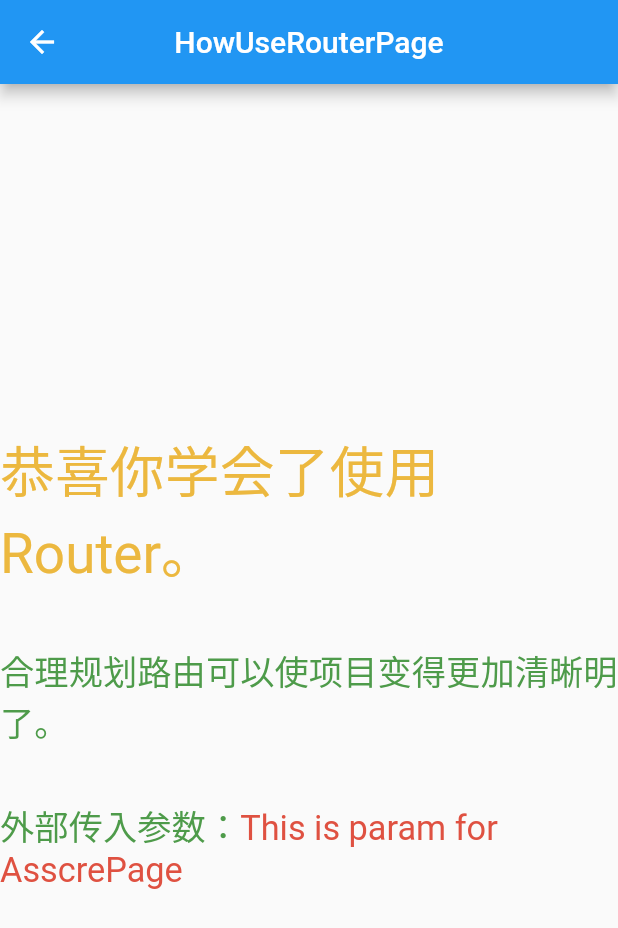
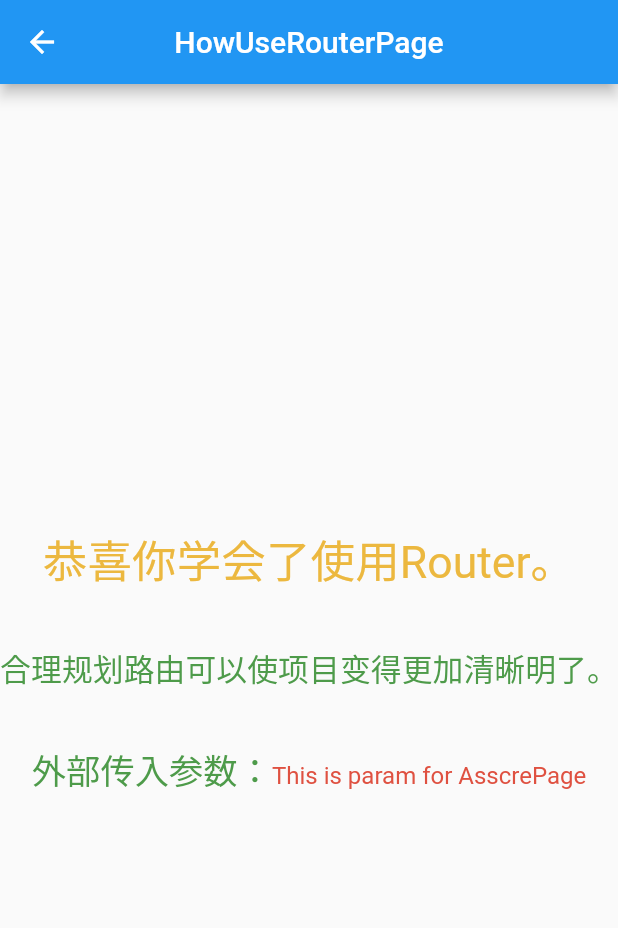
Before and after one commit to Asscre/flutter_ssf, a Flutter app: the screen it shows after launch, after a tap on "Click this to HowUseRouterPage", on a phone screen of 412 x 824 dp. Shown: the top 928 px of the screen. Run offline on Flutter 3.47's test engine with Material 2 defaults, Android fonts, the phone set to English and light mode, and no system bars; our stand-ins replace dio, flutter_screenutil, go_router.

Commit message:
U 更新 由自定义路由切换为go_router,思路类似，但是团队维护插件，成熟 U 更新 flutter版本支持提升到3.3.7

```diff
--- a/lib/main.dart
+++ b/lib/main.dart
@@ -2,19 +2,15 @@
 
 import 'package:flutter/material.dart';
 import 'package:flutter/services.dart';
-import 'package:ssf/pages/index_page.dart';
-import 'package:ssf/routes/custom_router.dart';
+import 'package:ssf/routes/index_router.dart';
 
 /// Author: Asscre
 /// Editing time: 2020/11/12
 void main() {
-  CustomRouter router = CustomRouter();
-  router.initRouters();
-
   if (Platform.isAndroid) {
     //设置Android头部的导航栏透明
     SystemUiOverlayStyle systemUiOverlayStyle =
-    const SystemUiOverlayStyle(statusBarColor: Colors.transparent);
+        const SystemUiOverlayStyle(statusBarColor: Colors.transparent);
     SystemChrome.setSystemUIOverlayStyle(systemUiOverlayStyle);
   }
 
@@ -28,14 +24,14 @@
 
   @override
   Widget build(BuildContext context) {
-    return MaterialApp(
+    return MaterialApp.router(
       title: 'SSF',
       debugShowCheckedModeBanner: false,
+      routerConfig: IndexRouter.router,
       theme: ThemeData(
         primarySwatch: Colors.blue,
         visualDensity: VisualDensity.adaptivePlatformDensity,
       ),
-      home: const IndexPage(),
     );
   }
 }
--- a/lib/pages/home_pege.dart
+++ b/lib/pages/home_pege.dart
@@ -1,6 +1,6 @@
 import 'package:flutter/material.dart';
+import 'package:flutter_screenutil/flutter_screenutil.dart';
 import 'package:ssf/config/style.dart';
-import 'package:flutter_screenutil/flutter_screenutil.dart';
 import 'package:ssf/pages/use_dio/use_dio_page.dart';
 import 'package:ssf/pages/use_provider/use_provider_page.dart';
 import 'package:ssf/pages/use_router/use_router_page.dart';
@@ -37,21 +37,21 @@
         label: '',
         icon: Icon(
           Icons.home_outlined,
-          size: 38.sp,
+          size: 28.sp,
         ),
       ),
       BottomNavigationBarItem(
         label: '',
         icon: Icon(
           Icons.chat_outlined,
-          size: 38.sp,
+          size: 28.sp,
         ),
       ),
       BottomNavigationBarItem(
         label: '',
         icon: Icon(
           Icons.privacy_tip_outlined,
-          size: 38.sp,
+          size: 28.sp,
         ),
       ),
     ];
--- a/lib/pages/index_page.dart
+++ b/lib/pages/index_page.dart
@@ -22,7 +22,7 @@
   @override
   Widget build(BuildContext context) {
     return ScreenUtilInit(
-      builder: () => const HomePage(),
+      builder: (BuildContext context, Widget? child) => const HomePage(),
     );
   }
 }
--- a/lib/pages/use_router/how_use_router_page.dart
+++ b/lib/pages/use_router/how_use_router_page.dart
@@ -1,7 +1,7 @@
 import 'package:flutter/cupertino.dart';
 import 'package:flutter/material.dart';
+import 'package:flutter_screenutil/flutter_screenutil.dart';
 import 'package:ssf/config/style.dart';
-import 'package:flutter_screenutil/flutter_screenutil.dart';
 
 /// Congratulations on learning to use Router.
 /// Reasonable route planning can make our project more clear.
@@ -33,7 +33,7 @@
             '恭喜你学会了使用Router。',
             style: TextStyle(
               color: Style.orange,
-              fontSize: 32.sp,
+              fontSize: 26.sp,
             ),
           ),
           SizedBox(height: 30.h),
@@ -41,7 +41,7 @@
             '合理规划路由可以使项目变得更加清晰明了。',
             style: TextStyle(
               color: Style.green,
-              fontSize: 20.sp,
+              fontSize: 18.sp,
             ),
           ),
           SizedBox(height: 30.h),
@@ -53,7 +53,7 @@
                   text: incParam,
                   style: TextStyle(
                     color: Style.red,
-                    fontSize: 20.sp,
+                    fontSize: 14.sp,
                   ),
                 ),
               ],
--- a/lib/pages/use_router/use_router_page.dart
+++ b/lib/pages/use_router/use_router_page.dart
@@ -1,8 +1,6 @@
 import 'package:flutter/material.dart';
-import 'package:ssf/routes/custom_router.dart';
-
 import 'package:flutter_screenutil/flutter_screenutil.dart';
-import 'package:ssf/routes/routes_name.dart';
+import 'package:go_router/go_router.dart';
 
 /// Custom Router基本用法
 class UseRouterPage extends StatelessWidget {
@@ -37,10 +35,9 @@
   /// 适当的抽离我们的组件，让整个页面更加的清晰
   Widget _goToHowUseRouterPage(BuildContext context) {
     return TextButton(
-      onPressed: () => CustomRouter.toPage(
-        context,
-        RoutesName.HowUseRouterPage,
-        arguments: 'This is param for AsscrePage',
+      onPressed: () => context.go(
+        '/HowUseRouterPage',
+        extra: 'This is param for AsscrePage',
       ),
       child: Text(
         'Click this to HowUseRouterPage',
--- a/lib/routes/custom_router.dart
+++ /dev/null
@@ -1,75 +0,0 @@
-import 'package:flutter/material.dart';
-import 'package:ssf/common/page/not_find_page.dart';
-import 'package:ssf/pages/home_pege.dart';
-import 'package:ssf/routes/routes_name.dart';
-import 'package:ssf/routes/use_router.dart';
-
-/// CustomRouter
-/// 通过模块划分管理router
-/// 当然，你也可以在这里设置跳转动画
-class CustomRouter {
-  static Map<String, Function> routes = {
-    RoutesName.Root: (context) => const HomePage(),
-  };
-
-  /// 在这里，你可以随意添加你所划分的模块路由
-  /// 通过Map，我们合理的把router根据模块进行划分，便于管理
-  void initRouters() {
-    routes.addAll(useRouter);
-  }
-
-  /// 基本跳转
-  static toPage(BuildContext context, String routeName, {dynamic arguments}) {
-    if (CustomRouter.routes[routeName] == null) {
-      Navigator.push(
-        context,
-        MaterialPageRoute(builder: (_) => const NotFindPage()),
-      );
-    } else {
-      if (arguments == null) {
-        Navigator.push(
-          context,
-          MaterialPageRoute(
-            builder: CustomRouter.routes[routeName]!(),
-          ),
-        );
-      } else {
-        Navigator.push(
-          context,
-          MaterialPageRoute(
-            builder: CustomRouter.routes[routeName]!(arguments),
-          ),
-        );
-      }
-    }
-  }
-
-  /// 回调跳转
-  static Future toCBPage(BuildContext context, String routeName,
-      {dynamic arguments}) async {
-    dynamic cbData;
-    if (CustomRouter.routes[routeName] == null) {
-      Navigator.push(
-        context,
-        MaterialPageRoute(builder: (_) => const NotFindPage()),
-      );
-    } else {
-      if (arguments == null) {
-        cbData = await Navigator.push(
-          context,
-          MaterialPageRoute(
-            builder: CustomRouter.routes[routeName]!(),
-          ),
-        );
-      } else {
-        cbData = await Navigator.push(
-          context,
-          MaterialPageRoute(
-            builder: CustomRouter.routes[routeName]!(arguments),
-          ),
-        );
-      }
-    }
-    return cbData;
-  }
-}
--- /dev/null
+++ b/lib/routes/index_router.dart
@@ -0,0 +1,30 @@
+import 'package:flutter/material.dart';
+import 'package:go_router/go_router.dart';
+import 'package:ssf/pages/index_page.dart';
+import 'package:ssf/pages/use_router/how_use_router_page.dart';
+
+class IndexRouter {
+  static GoRouter router = GoRouter(
+    routes: [
+      GoRoute(
+        path: '/',
+        builder: (
+          BuildContext context,
+          GoRouterState state,
+        ) {
+          return const IndexPage();
+        },
+        routes: [
+          GoRoute(
+            path: 'HowUseRouterPage',
+            builder: (
+              BuildContext context,
+              GoRouterState state,
+            ) =>
+                HowUseRouterPage(state.extra as String),
+          ),
+        ],
+      ),
+    ],
+  );
+}
--- a/lib/routes/routes_name.dart
+++ /dev/null
@@ -1,5 +0,0 @@
-class RoutesName {
-  static const Root = '/';
-
-  static const HowUseRouterPage = 'asscre/HowUseRouterPage';
-}
```
Also changed, not shown: lib/routes/use_router.dart (deleted, +0 -7 lines), pubspec.yaml (+5 -4 lines), pubspec.lock, 4 other files.
